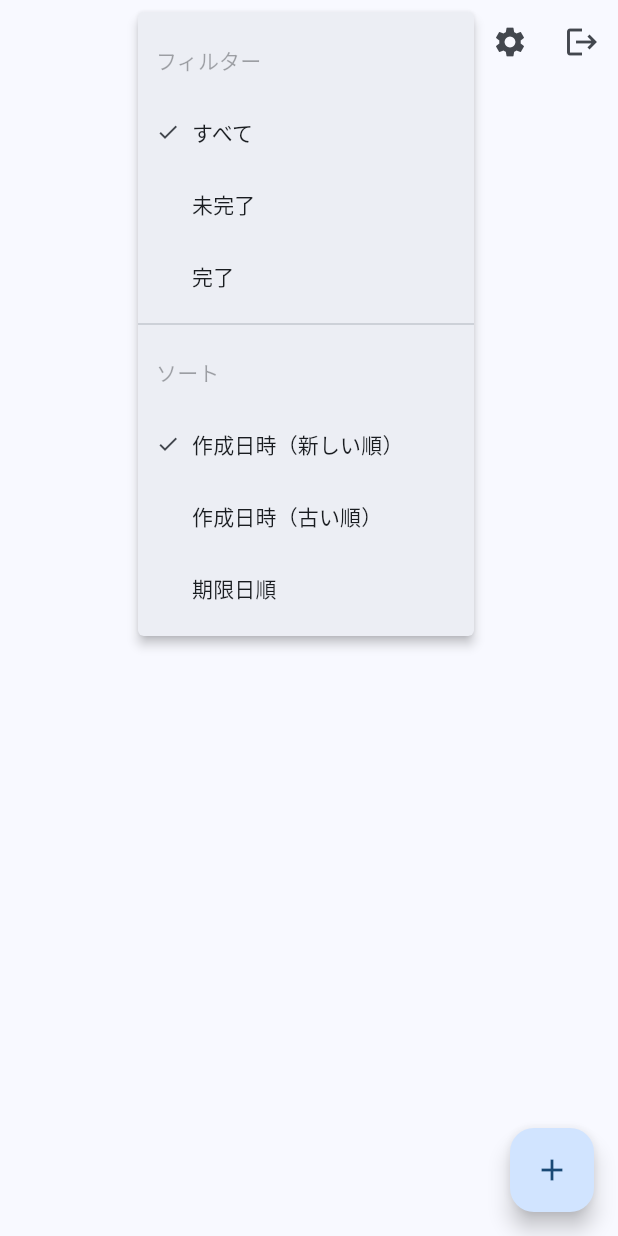
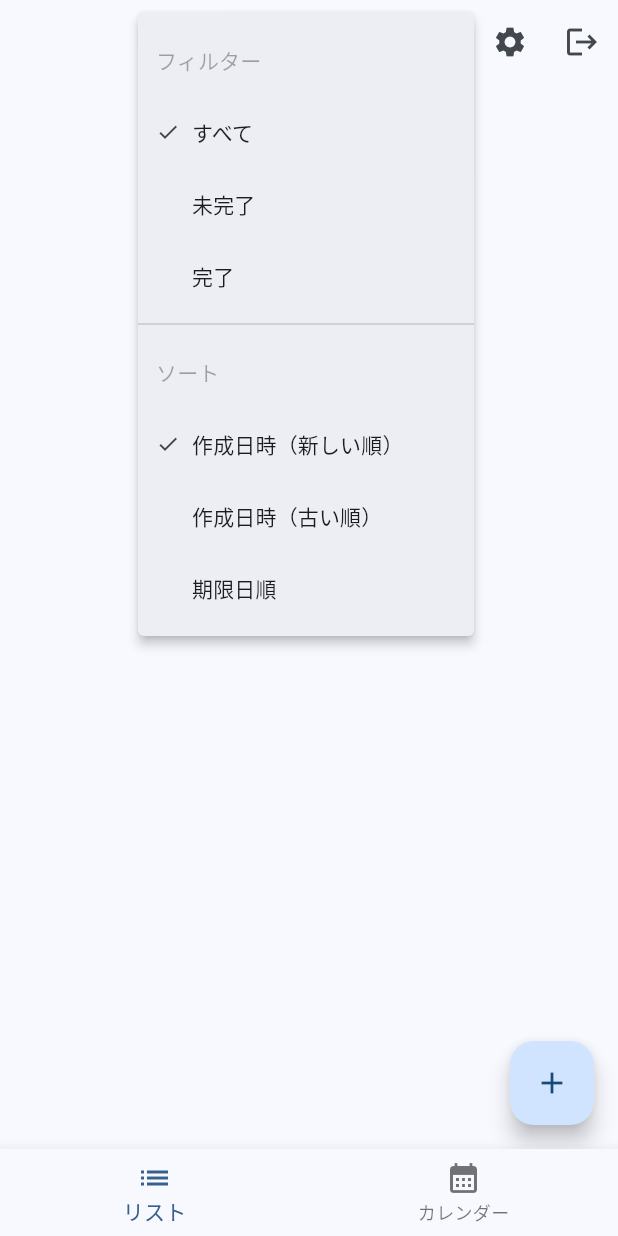
Before and after one commit to kazukidddd/cursor_sample, a Flutter app: the screen it shows once a user with an empty profile is signed in, after a tap on the "filter list" icon, on a phone screen of 412 x 824 dp. Run offline on Flutter 3.47's test engine with Material 3 defaults, Android fonts, the phone set to English and light mode, and no system bars; our stand-ins replace cloud_firestore, firebase_auth, firebase_core, flutter_riverpod, freezed_annotation, go_router and 2 more; accounts and stored records are empty; generated files the repository leaves out were written again.

Commit message:
Add calendar view and main layout for TODO app

```diff
--- a/lib/core/router/app_router.dart
+++ b/lib/core/router/app_router.dart
@@ -4,9 +4,9 @@ import 'package:todo_app/features/auth/application/auth_provider.dart';
 import 'package:todo_app/features/auth/presentation/sign_in_screen.dart';
 import 'package:todo_app/features/settings/presentation/settings_screen.dart';
 import 'package:todo_app/features/todo/domain/models/todo.dart';
+import 'package:todo_app/features/todo/presentation/main_layout_screen.dart';
 import 'package:todo_app/features/todo/presentation/todo_create_screen.dart';
 import 'package:todo_app/features/todo/presentation/todo_edit_screen.dart';
-import 'package:todo_app/features/todo/presentation/todo_list_screen.dart';
 
 part 'app_router.g.dart';
 
@@ -32,7 +32,7 @@ GoRouter router(RouterRef ref) {
       ),
       GoRoute(
         path: '/todos',
-        builder: (context, state) => const TodoListScreen(),
+        builder: (context, state) => const MainLayoutScreen(),
       ),
       GoRoute(
         path: '/todos/create',
--- /dev/null
+++ b/lib/features/todo/presentation/main_layout_screen.dart
@@ -0,0 +1,41 @@
+import 'package:flutter/material.dart';
+import 'package:flutter_riverpod/flutter_riverpod.dart';
+import 'package:todo_app/features/todo/presentation/todo_calendar_screen.dart';
+import 'package:todo_app/features/todo/presentation/todo_list_screen.dart';
+
+final currentIndexProvider = StateProvider<int>((ref) => 0);
+
+class MainLayoutScreen extends ConsumerWidget {
+  const MainLayoutScreen({super.key});
+
+  @override
+  Widget build(BuildContext context, WidgetRef ref) {
+    final currentIndex = ref.watch(currentIndexProvider);
+
+    // 表示する画面のリスト
+    final screens = [
+      const TodoListScreen(),
+      const TodoCalendarScreen(),
+    ];
+
+    return Scaffold(
+      body: screens[currentIndex],
+      bottomNavigationBar: BottomNavigationBar(
+        currentIndex: currentIndex,
+        onTap: (index) {
+          ref.read(currentIndexProvider.notifier).state = index;
+        },
+        items: const [
+          BottomNavigationBarItem(
+            icon: Icon(Icons.list),
+            label: 'リスト',
+          ),
+          BottomNavigationBarItem(
+            icon: Icon(Icons.calendar_month),
+            label: 'カレンダー',
+          ),
+        ],
+      ),
+    );
+  }
+}
--- a/pubspec.yaml
+++ b/pubspec.yaml
@@ -40,6 +40,7 @@ dependencies:
   json_annotation: ^4.8.1
   go_router: ^13.0.1
   intl: ^0.18.1
+  table_calendar: ^3.0.9
 
   # The following adds the Cupertino Icons font to your application.
   # Use with the CupertinoIcons class for iOS style icons.
```
Also changed, not shown: lib/features/todo/application/todo_provider.dart (+16 -7 lines), lib/features/todo/presentation/todo_calendar_screen.dart (added, +139 -0 lines), lib/features/todo/presentation/todo_list_screen.dart (+12 -3 lines).
